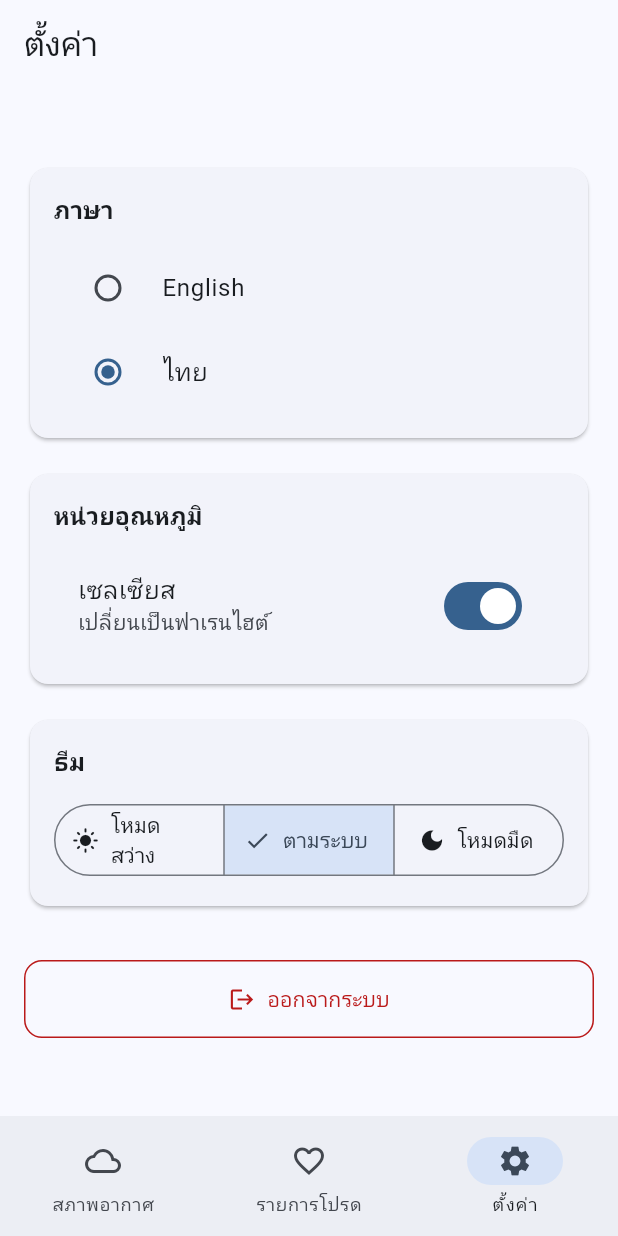
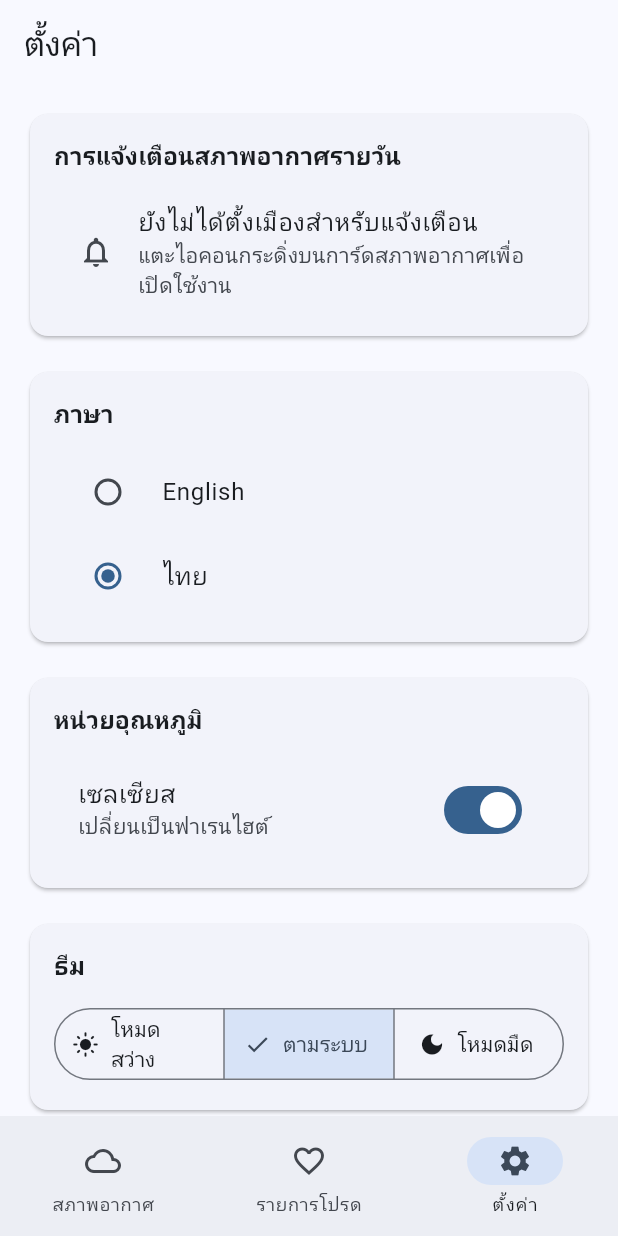
Before and after one commit to karansnarula/adaptive_weather_dashboard, a Flutter app: the SettingsPage screen opened by its route, after a tap on "ไทย", on a phone screen of 412 x 824 dp. Run offline on Flutter 3.47's test engine with Material 3 defaults, Android fonts, the phone set to English and light mode, and no system bars; our stand-ins replace cloud_firestore, dio, equatable, firebase_auth, firebase_core, flutter_bloc and 9 more; accounts and stored records are empty; generated files the repository leaves out were written again.

Commit message:
feat: add notification city feature with bell icon on weather card and settings display

```diff
--- a/lib/core/l10n/app_en.arb
+++ b/lib/core/l10n/app_en.arb
@@ -48,5 +48,9 @@
   "theme": "Theme",
   "lightMode": "Light Mode",
   "darkMode": "Dark Mode",
-  "systemMode": "System Default"
+  "systemMode": "System Default",
+  "dailyWeatherNotification": "Daily Weather Notification",
+  "dailyWeatherUpdates": "You will receive daily weather updates",
+  "noNotificationCity": "No notification city set",
+  "notificationHint": "Tap the bell icon on a weather card to enable"
 }
--- a/lib/core/l10n/app_localizations.dart
+++ b/lib/core/l10n/app_localizations.dart
@@ -349,6 +349,30 @@ abstract class AppLocalizations {
   /// In en, this message translates to:
   /// **'System Default'**
   String get systemMode;
+
+  /// No description provided for @dailyWeatherNotification.
+  ///
+  /// In en, this message translates to:
+  /// **'Daily Weather Notification'**
+  String get dailyWeatherNotification;
+
+  /// No description provided for @dailyWeatherUpdates.
+  ///
+  /// In en, this message translates to:
+  /// **'You will receive daily weather updates'**
+  String get dailyWeatherUpdates;
+
+  /// No description provided for @noNotificationCity.
+  ///
+  /// In en, this message translates to:
+  /// **'No notification city set'**
+  String get noNotificationCity;
+
+  /// No description provided for @notificationHint.
+  ///
+  /// In en, this message translates to:
+  /// **'Tap the bell icon on a weather card to enable'**
+  String get notificationHint;
 }
 
 class _AppLocalizationsDelegate
--- a/lib/core/l10n/app_localizations_th.dart
+++ b/lib/core/l10n/app_localizations_th.dart
@@ -136,4 +136,17 @@ class AppLocalizationsTh extends AppLocalizations {
 
   @override
   String get systemMode => 'ตามระบบ';
+
+  @override
+  String get dailyWeatherNotification => 'การแจ้งเตือนสภาพอากาศรายวัน';
+
+  @override
+  String get dailyWeatherUpdates => 'คุณจะได้รับข้อมูลสภาพอากาศประจำวัน';
+
+  @override
+  String get noNotificationCity => 'ยังไม่ได้ตั้งเมืองสำหรับแจ้งเตือน';
+
+  @override
+  String get notificationHint =>
+      'แตะไอคอนกระดิ่งบนการ์ดสภาพอากาศเพื่อเปิดใช้งาน';
 }
--- a/lib/core/l10n/app_th.arb
+++ b/lib/core/l10n/app_th.arb
@@ -48,5 +48,9 @@
   "theme": "ธีม",
   "lightMode": "โหมดสว่าง",
   "darkMode": "โหมดมืด",
-  "systemMode": "ตามระบบ"
+  "systemMode": "ตามระบบ",
+  "dailyWeatherNotification": "การแจ้งเตือนสภาพอากาศรายวัน",
+  "dailyWeatherUpdates": "คุณจะได้รับข้อมูลสภาพอากาศประจำวัน",
+  "noNotificationCity": "ยังไม่ได้ตั้งเมืองสำหรับแจ้งเตือน",
+  "notificationHint": "แตะไอคอนกระดิ่งบนการ์ดสภาพอากาศเพื่อเปิดใช้งาน"
 }
--- a/lib/features/auth/data/repositories/auth_repository_impl.dart
+++ b/lib/features/auth/data/repositories/auth_repository_impl.dart
@@ -49,12 +49,16 @@ class AuthRepositoryImpl implements AuthRepository {
       );
       return right(result.toEntity());
     } on FirebaseAuthException catch (e) {
+      print('Firebase Auth error: $e');
+      print('Firebase Error type: ${e.runtimeType}');
       return left(AuthFailure(
         code: e.code,
         message: e.message ?? 'An unexpected error occurred.',
       ));
     } catch (e) {
-      return left(const ServerFailure());
+      print('final catch Auth error: $e');
+      print('final catch Error type: ${e.runtimeType}');
+      return left(ServerFailure(e.toString()));
     }
   }
 
--- /dev/null
+++ b/lib/features/notifications/domain/entities/notification_city.dart
@@ -0,0 +1,14 @@
+import 'package:equatable/equatable.dart';
+
+class NotificationCity extends Equatable {
+  final String cityName;
+  final String uid;
+
+  const NotificationCity({
+    required this.cityName,
+    required this.uid,
+  });
+
+  @override
+  List<Object> get props => [cityName, uid];
+}
--- /dev/null
+++ b/lib/features/notifications/domain/usecases/clear_notification_city.dart
@@ -0,0 +1,16 @@
+import 'package:fpdart/fpdart.dart';
+import 'package:injectable/injectable.dart';
+
+import '../../../../core/error/failures.dart';
+import '../repositories/notification_repository.dart';
+
+@injectable
+class ClearNotificationCity {
+  final NotificationRepository _repository;
+
+  const ClearNotificationCity(this._repository);
+
+  Future<Either<Failure, void>> call(String uid) {
+    return _repository.clearNotificationCity(uid);
+  }
+}
--- /dev/null
+++ b/lib/features/notifications/domain/usecases/get_notification_city.dart
@@ -0,0 +1,17 @@
+import 'package:fpdart/fpdart.dart';
+import 'package:injectable/injectable.dart';
+
+import '../../../../core/error/failures.dart';
+import '../entities/notification_city.dart';
+import '../repositories/notification_repository.dart';
+
+@injectable
+class GetNotificationCity {
+  final NotificationRepository _repository;
+
+  const GetNotificationCity(this._repository);
+
+  Future<Either<Failure, NotificationCity?>> call(String uid) {
+    return _repository.getNotificationCity(uid);
+  }
+}
--- /dev/null
+++ b/lib/features/notifications/domain/usecases/set_notification_city.dart
@@ -0,0 +1,16 @@
+import 'package:fpdart/fpdart.dart';
+import 'package:injectable/injectable.dart';
+
+import '../../../../core/error/failures.dart';
+import '../repositories/notification_repository.dart';
+
+@injectable
+class SetNotificationCity {
+  final NotificationRepository _repository;
+
+  const SetNotificationCity(this._repository);
+
+  Future<Either<Failure, void>> call(String uid, String cityName) {
+    return _repository.setNotificationCity(uid, cityName);
+  }
+}
--- /dev/null
+++ b/lib/features/notifications/presentation/bloc/notification_bloc.dart
@@ -0,0 +1,60 @@
+import 'package:flutter_bloc/flutter_bloc.dart';
+import 'package:injectable/injectable.dart';
+
+import '../../domain/usecases/get_notification_city.dart';
+import '../../domain/usecases/set_notification_city.dart';
+import '../../domain/usecases/clear_notification_city.dart';
+import 'notification_event.dart';
+import 'notification_state.dart';
+
+@injectable
+class NotificationBloc extends Bloc<NotificationEvent, NotificationState> {
+  final GetNotificationCity _getNotificationCity;
+  final SetNotificationCity _setNotificationCity;
+  final ClearNotificationCity _clearNotificationCity;
+
+  NotificationBloc(
+      this._getNotificationCity,
+      this._setNotificationCity,
+      this._clearNotificationCity,
+      ) : super(const NotificationInitial()) {
+    on<LoadNotificationCity>(_onLoad);
+    on<SetNotificationCityEvent>(_onSet);
+    on<ClearNotificationCityEvent>(_onClear);
+  }
+
+  Future<void> _onLoad(
+      LoadNotificationCity event,
+      Emitter<NotificationState> emit,
+      ) async {
+    emit(const NotificationLoading());
+
+    final result = await _getNotificationCity(event.uid);
+    result.fold(
+          (failure) => emit(NotificationError(failure.message)),
+          (city) => emit(NotificationLoaded(city)),
+    );
+  }
+
+  Future<void> _onSet(
+      SetNotificationCityEvent event,
+      Emitter<NotificationState> emit,
+      ) async {
+    final result = await _setNotificationCity(event.uid, event.cityName);
+    result.fold(
+          (failure) => emit(NotificationError(failure.message)),
+          (_) => add(LoadNotificationCity(event.uid)),
+    );
+  }
+
+  Future<void> _onClear(
+      ClearNotificationCityEvent event,
+      Emitter<NotificationState> emit,
+      ) async {
+    final result = await _clearNotificationCity(event.uid);
+    result.fold(
+          (failure) => emit(NotificationError(failure.message)),
+          (_) => add(LoadNotificationCity(event.uid)),
+    );
+  }
+}
--- /dev/null
+++ b/lib/features/notifications/presentation/bloc/notification_event.dart
@@ -0,0 +1,25 @@
+sealed class NotificationEvent {
+  const NotificationEvent();
+}
+
+class LoadNotificationCity extends NotificationEvent {
+  final String uid;
+
+  const LoadNotificationCity(this.uid);
+}
+
+class SetNotificationCityEvent extends NotificationEvent {
+  final String uid;
+  final String cityName;
+
+  const SetNotificationCityEvent({
+    required this.uid,
+    required this.cityName,
+  });
+}
+
+class ClearNotificationCityEvent extends NotificationEvent {
+  final String uid;
+
+  const ClearNotificationCityEvent(this.uid);
+}
--- /dev/null
+++ b/lib/features/notifications/presentation/bloc/notification_state.dart
@@ -0,0 +1,38 @@
+import 'package:equatable/equatable.dart';
+
+import '../../domain/entities/notification_city.dart';
+
+sealed class NotificationState extends Equatable {
+  const NotificationState();
+
+  @override
+  List<Object?> get props => [];
+}
+
+class NotificationInitial extends NotificationState {
+  const NotificationInitial();
+}
+
+class NotificationLoading extends NotificationState {
+  const NotificationLoading();
+}
+
+class NotificationLoaded extends NotificationState {
+  final NotificationCity? city;
+
+  const NotificationLoaded(this.city);
+
+  bool get hasCity => city != null;
+
+  @override
+  List<Object?> get props => [city];
+}
+
+class NotificationError extends NotificationState {
+  final String message;
+
+  const NotificationError(this.message);
+
+  @override
+  List<Object?> get props => [message];
+}
--- /dev/null
+++ b/lib/features/notifications/presentation/widgets/notification_city_card.dart
@@ -0,0 +1,74 @@
+import 'package:adaptive_weather_dashboard/core/l10n/l10n_extension.dart';
+import 'package:flutter/material.dart';
+import 'package:flutter_bloc/flutter_bloc.dart';
+
+import '../../../auth/presentation/bloc/auth_bloc.dart';
+import '../../../auth/presentation/bloc/auth_state.dart';
+import '../bloc/notification_bloc.dart';
+import '../bloc/notification_event.dart';
+import '../bloc/notification_state.dart';
+
+class NotificationCityCard extends StatelessWidget {
+  const NotificationCityCard({super.key});
+
+  @override
+  Widget build(BuildContext context) {
+    return BlocBuilder<NotificationBloc, NotificationState>(
+      builder: (context, state) {
+        return Card(
+          child: Padding(
+            padding: const EdgeInsets.all(16),
+            child: Column(
+              crossAxisAlignment: CrossAxisAlignment.start,
+              children: [
+                Text(
+                  context.l10n.dailyWeatherNotification,
+                  style: Theme.of(context).textTheme.titleMedium?.copyWith(
+                    fontWeight: FontWeight.bold,
+                  ),
+                ),
+                const SizedBox(height: 12),
+                if (state is NotificationLoaded && state.hasCity)
+                  ListTile(
+                    leading: Icon(
+                      Icons.notifications_active,
+                      color: Theme.of(context).colorScheme.primary,
+                    ),
+                    title: Text(state.city!.cityName),
+                    subtitle: Text(
+                      context.l10n.dailyWeatherUpdates,
+                    ),
+                    trailing: IconButton(
+                      icon: Icon(
+                        Icons.close,
+                        color: Theme.of(context).colorScheme.error,
+                      ),
+                      onPressed: () {
+                        final authState = context.read<AuthBloc>().state;
+                        if (authState is Authenticated) {
+                          context.read<NotificationBloc>().add(
+                            ClearNotificationCityEvent(authState.user.uid),
+                          );
+                        }
+                      },
+                    ),
+                  )
+                else
+                  ListTile(
+                    leading: Icon(
+                      Icons.notifications_none,
+                      color: Theme.of(context).colorScheme.onSurfaceVariant,
+                    ),
+                    title: Text(context.l10n.noNotificationCity),
+                    subtitle: Text(
+                      context.l10n.notificationHint,
+                    ),
+                  ),
+              ],
+            ),
+          ),
+        );
+      },
+    );
+  }
+}
--- a/lib/features/settings/presentation/pages/settings_page.dart
+++ b/lib/features/settings/presentation/pages/settings_page.dart
@@ -4,6 +4,7 @@ import 'package:flutter_bloc/flutter_bloc.dart';
 import '../../../../core/l10n/l10n_extension.dart';
 import '../../../auth/presentation/bloc/auth_bloc.dart';
 import '../../../auth/presentation/bloc/auth_event.dart';
+import '../../../notifications/presentation/widgets/notification_city_card.dart';
 import '../widgets/language_selector.dart';
 import '../widgets/unit_selector.dart';
 import '../widgets/theme_selector.dart';
@@ -24,6 +25,8 @@ class SettingsPage extends StatelessWidget {
             padding: const EdgeInsets.all(16),
             child: Column(
               children: [
+                const NotificationCityCard(),
+                const SizedBox(height: 16),
                 const LanguageSelector(),
                 const SizedBox(height: 16),
                 const UnitSelector(),
--- a/lib/main.dart
+++ b/lib/main.dart
@@ -13,6 +13,7 @@ import 'features/auth/presentation/bloc/auth_bloc.dart';
 import 'features/auth/presentation/bloc/auth_event.dart';
 import 'features/favorites/presentation/bloc/favorites_bloc.dart';
 import 'features/favorites/presentation/bloc/favorites_event.dart';
+import 'features/notifications/presentation/bloc/notification_bloc.dart';
 import 'features/settings/presentation/bloc/settings_bloc.dart';
 import 'features/settings/presentation/bloc/settings_event.dart';
 import 'features/settings/presentation/bloc/settings_state.dart';
@@ -65,6 +66,7 @@ class _WeatherDashboardAppState extends State<WeatherDashboardApp> {
         BlocProvider(
           create: (context) => getIt<SettingsBloc>()..add(const LoadSettings()),
         ),
+        BlocProvider(create: (context) => getIt<NotificationBloc>()),
       ],
       child: BlocBuilder<SettingsBloc, SettingsState>(
         buildWhen: (previous, current) =>
```
Also changed, not shown: lib/core/l10n/app_localizations_en.dart (+13 -0 lines), lib/features/notifications/data/datasources/notification_remote_data_source.dart (added, +33 -0 lines), lib/features/notifications/data/repositories/notification_repository_impl.dart (added, +45 -0 lines), lib/features/notifications/domain/repositories/notification_repository.dart (added, +10 -0 lines), lib/features/weather/presentation/widgets/weather_card.dart (+41 -0 lines), lib/di/injection.config.dart, 9 other files.
